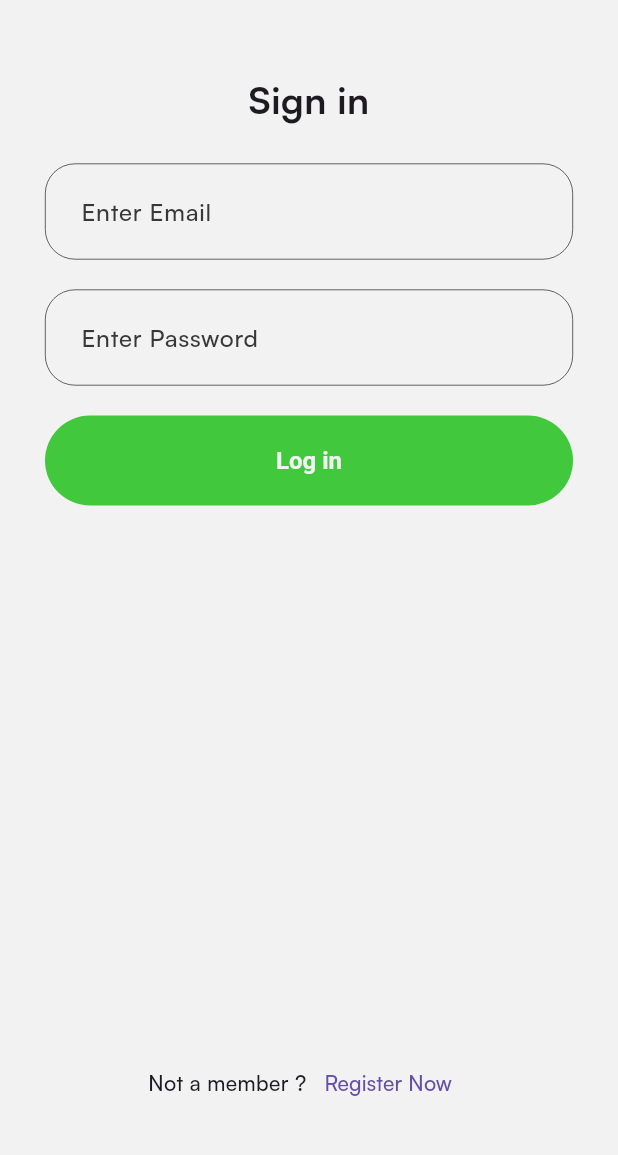
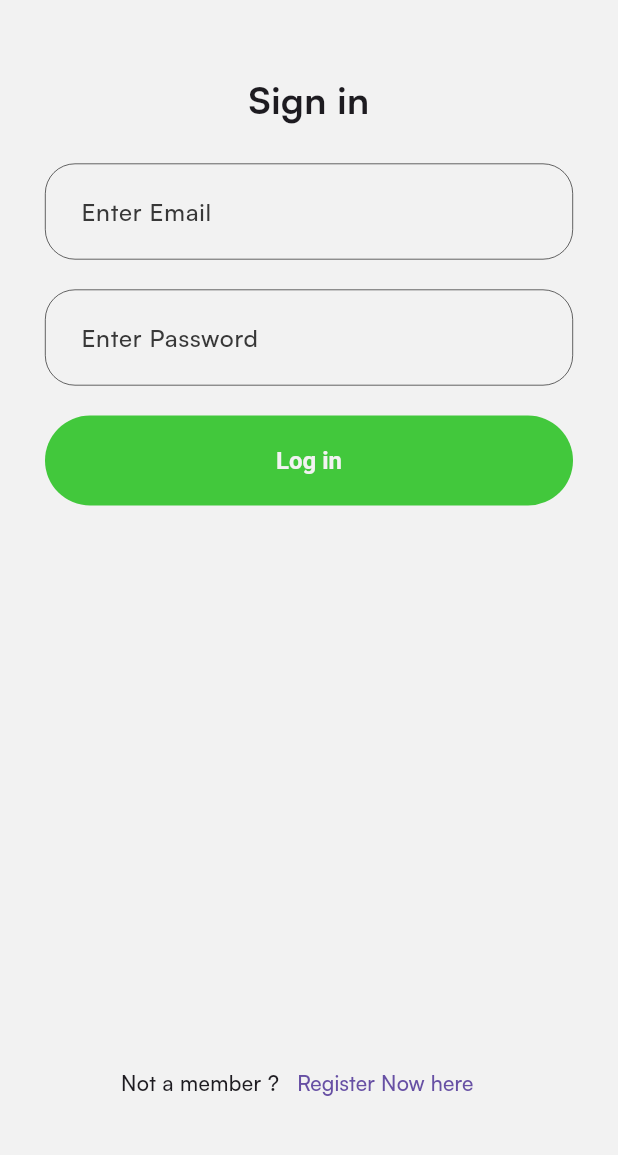
Before and after one commit to pankaj541998/spotify, a Flutter app: the SignInscreen screen opened directly, on a phone screen of 412 x 824 dp, the part 72-1227 px from its top. Run offline on Flutter 3.47's test engine with Material 3 defaults, Android fonts, the phone set to English and light mode, and no system bars; our stand-ins replace cloud_firestore, dartz, firebase_auth, firebase_core, flutter_bloc, flutter_svg and 2 more; accounts and stored records are empty.

Commit message:
dummy text change

```diff
--- a/lib/presentation/auth/pages/signin.dart
+++ b/lib/presentation/auth/pages/signin.dart
@@ -108,7 +108,7 @@ class SignInscreen extends StatelessWidget {
                 ),
               );
             },
-            child: const Text('Register Now'),
+            child: const Text('Register Now here '),
           )
         ],
       ),
```
